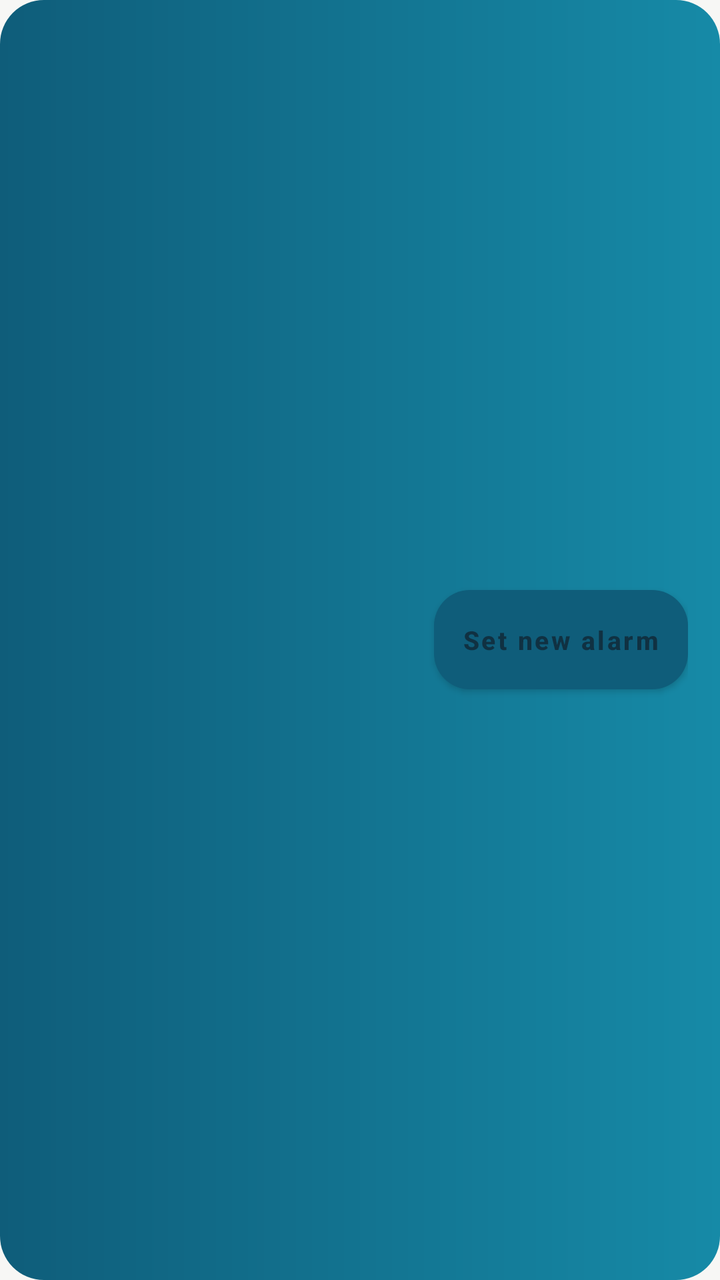
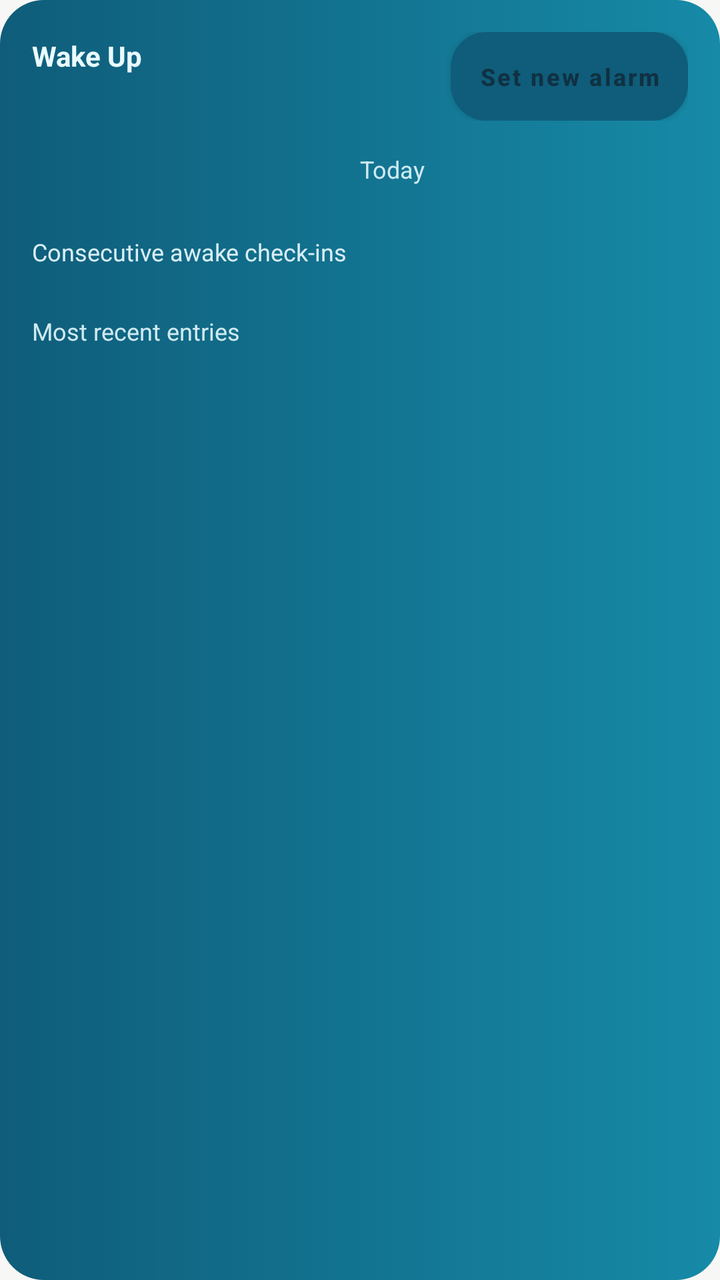

Screens rendered from an Android XML layout before and after an edit, with the pre-edit source and the edit as a unified diff.
<!-- AndroidManifest.xml: application theme Theme.Fixd -->
<!-- res/layout/widget_wake_streak.xml -->
<?xml version="1.0" encoding="utf-8"?>
<LinearLayout xmlns:android="http://schemas.android.com/apk/res/android"
    android:id="@+id/widgetRoot"
    android:layout_width="match_parent"
    android:layout_height="match_parent"
    android:background="@drawable/bg_widget_wake_streak"
    android:gravity="center_vertical"
    android:orientation="horizontal"
    android:padding="16dp">

    <LinearLayout
        android:layout_width="0dp"
        android:layout_height="wrap_content"
        android:layout_weight="1"
        android:orientation="vertical">

        <LinearLayout
            android:layout_width="wrap_content"
            android:layout_height="wrap_content"
            android:gravity="center_vertical"
            android:orientation="horizontal">

            <TextView
                android:id="@+id/widgetStreakValue"
                android:layout_width="wrap_content"
                android:layout_height="wrap_content"
                android:textColor="@color/white"
                android:textSize="26sp"
                android:textStyle="bold" />

            <TextView
                android:id="@+id/widgetStatus"
                android:layout_width="wrap_content"
                android:layout_height="wrap_content"
                android:layout_marginStart="10dp"
                android:textSize="22sp"
                android:textStyle="bold"
                android:visibility="invisible" />
        </LinearLayout>

        <TextView
            android:id="@+id/widgetStreakLabel"
            android:layout_width="wrap_content"
            android:layout_height="wrap_content"
            android:layout_marginTop="6dp"
            android:textColor="#D8EEF7"
            android:textSize="13sp" />
    </LinearLayout>

    <Button
        android:id="@+id/widgetCreateAlarmButton"
        android:layout_width="wrap_content"
        android:layout_height="wrap_content"
        android:background="@drawable/bg_widget_button"
        android:minHeight="0dp"
        android:minWidth="0dp"
        android:paddingStart="14dp"
        android:paddingTop="10dp"
        android:paddingEnd="14dp"
        android:paddingBottom="10dp"
        android:text="@string/widget_set_alarm"
        android:textAllCaps="false"
        android:textColor="@color/brand_text"
        android:textSize="13sp"
        android:textStyle="bold" />
</LinearLayout>
<!-- resources referenced by this layout -->
<resources>
  <color name="brand_text">#103142</color>
  <color name="white">#FFFFFFFF</color>
  <!-- drawable bg_widget_button (drawable) -->
  <?xml version="1.0" encoding="utf-8"?>
  <shape xmlns:android="http://schemas.android.com/apk/res/android"
      android:shape="rectangle">
      <corners android:radius="18dp" />
      <solid android:color="#F4FEFC" />
  </shape>
  <!-- drawable bg_widget_wake_streak (drawable) -->
  <?xml version="1.0" encoding="utf-8"?>
  <shape xmlns:android="http://schemas.android.com/apk/res/android"
      android:shape="rectangle">
      <corners android:radius="22dp" />
      <gradient
          android:angle="0"
          android:endColor="@color/brand_gradient_mid"
          android:startColor="@color/brand_primary" />
  </shape>
  <string name="widget_set_alarm">Set new alarm</string>
  <style name="Theme.Fixd" parent="Theme.MaterialComponents.DayNight.NoActionBar">
          <item name="colorPrimary">@color/brand_primary</item>
          <item name="colorPrimaryVariant">@color/brand_primary_dark</item>
          <item name="colorOnPrimary">@color/white</item>
          <item name="colorSecondary">@color/brand_secondary</item>
          <item name="colorSecondaryVariant">@color/brand_secondary</item>
          <item name="colorOnSecondary">@color/white</item>
          <item name="gradientMidColor">@color/brand_gradient_mid</item>
          <item name="colorSurface">@color/brand_surface</item>
          <item name="colorOnSurface">@color/brand_text</item>
          <item name="android:windowBackground">@color/brand_surface</item>
          <item name="android:statusBarColor">@color/brand_card</item>
          <item name="android:windowLightStatusBar">true</item>
          <item name="android:navigationBarColor">@color/brand_card</item>
          <item name="colorControlHighlight">@color/transparent</item>
          <item name="android:colorControlHighlight">@color/transparent</item>
          <item name="materialButtonStyle">@style/Widget.Fixd.Button</item>
          <item name="editTextStyle">@style/Widget.Fixd.TextInputEditText</item>
          <item name="textInputStyle">@style/Widget.Fixd.TextInputLayout</item>
      </style>
  <color name="brand_gradient_mid">#168AA7</color>
  <color name="brand_primary">#0F5D7A</color>
  <color name="brand_primary_dark">#083C54</color>
  <color name="brand_secondary">#2F8FCE</color>
  <color name="brand_surface">#F7F7F5</color>
  <color name="brand_card">#FFFFFFFF</color>
  <color name="transparent">#00000000</color>
  <style name="Widget.Fixd.Button" parent="Widget.MaterialComponents.Button">
          <item name="cornerRadius">16dp</item>
          <item name="android:textAllCaps">false</item>
          <item name="rippleColor">@color/transparent</item>
      </style>
  <style name="Widget.Fixd.TextInputEditText" parent="Widget.MaterialComponents.TextInputEditText.OutlinedBox">
          <item name="android:textColor">@color/brand_text</item>
          <item name="android:textColorHint">@color/brand_text_muted</item>
          <item name="android:textCursorDrawable">@null</item>
      </style>
  <style name="Widget.Fixd.TextInputLayout" parent="Widget.MaterialComponents.TextInputLayout.OutlinedBox">
          <item name="boxBackgroundColor">@color/brand_card</item>
          <item name="boxStrokeColor">@color/brand_accent</item>
          <item name="boxCornerRadiusTopStart">18dp</item>
          <item name="boxCornerRadiusTopEnd">18dp</item>
          <item name="boxCornerRadiusBottomStart">18dp</item>
          <item name="boxCornerRadiusBottomEnd">18dp</item>
          <item name="hintTextColor">@color/brand_text_muted</item>
          <item name="android:textColorHint">@color/brand_text_muted</item>
      </style>
  <color name="brand_text_muted">#5F7D88</color>
  <color name="brand_accent">#79BFF0</color>
</resources>

<!-- the commit's change to res/layout/widget_wake_streak.xml (unified diff, before → after) -->
@@ -4,63 +4,145 @@
     android:layout_width="match_parent"
     android:layout_height="match_parent"
     android:background="@drawable/bg_widget_wake_streak"
-    android:gravity="center_vertical"
-    android:orientation="horizontal"
+    android:orientation="vertical"
     android:padding="16dp">
 
     <LinearLayout
-        android:layout_width="0dp"
+        android:layout_width="match_parent"
         android:layout_height="wrap_content"
-        android:layout_weight="1"
-        android:orientation="vertical">
+        android:gravity="center_vertical"
+        android:orientation="horizontal">
 
         <LinearLayout
+            android:layout_width="0dp"
+            android:layout_height="wrap_content"
+            android:layout_weight="1"
+            android:orientation="vertical">
+
+            <TextView
+                android:id="@+id/widgetTitle"
+                android:layout_width="wrap_content"
+                android:layout_height="wrap_content"
+                android:text="@string/problem_wake_up"
+                android:textColor="#EAFBFF"
+                android:textSize="14sp"
+                android:textStyle="bold" />
+
+            <TextView
+                android:id="@+id/widgetStreakLabel"
+                android:layout_width="wrap_content"
+                android:layout_height="wrap_content"
+                android:layout_marginTop="4dp"
+                android:textColor="#CFEAF1"
+                android:textSize="12sp" />
+        </LinearLayout>
+
+        <Button
+            android:id="@+id/widgetCreateAlarmButton"
             android:layout_width="wrap_content"
             android:layout_height="wrap_content"
-            android:gravity="center_vertical"
-            android:orientation="horizontal">
+            android:background="@drawable/bg_widget_button"
+            android:minHeight="0dp"
+            android:minWidth="0dp"
+            android:paddingStart="14dp"
+            android:paddingTop="8dp"
+            android:paddingEnd="14dp"
+            android:paddingBottom="8dp"
+            android:text="@string/widget_set_alarm"
+            android:textAllCaps="false"
+            android:textColor="@color/brand_text"
+            android:textSize="12sp"
+            android:textStyle="bold" />
+    </LinearLayout>
+
+    <LinearLayout
+        android:layout_width="match_parent"
+        android:layout_height="wrap_content"
+        android:layout_marginTop="16dp"
+        android:orientation="horizontal">
+
+        <LinearLayout
+            android:layout_width="0dp"
+            android:layout_height="wrap_content"
+            android:layout_weight="1"
+            android:orientation="vertical">
 
             <TextView
                 android:id="@+id/widgetStreakValue"
                 android:layout_width="wrap_content"
                 android:layout_height="wrap_content"
                 android:textColor="@color/white"
-                android:textSize="26sp"
+                android:textSize="28sp"
                 android:textStyle="bold" />
+
+            <TextView
+                android:id="@+id/widgetStreakCaption"
+                android:layout_width="wrap_content"
+                android:layout_height="wrap_content"
+                android:layout_marginTop="4dp"
+                android:text="@string/widget_streak_caption"
+                android:textColor="#D8EEF7"
+                android:textSize="12sp" />
+        </LinearLayout>
+
+        <LinearLayout
+            android:layout_width="0dp"
+            android:layout_height="wrap_content"
+            android:layout_weight="1"
+            android:orientation="vertical">
+
+            <TextView
+                android:id="@+id/widgetTodayLabel"
+                android:layout_width="wrap_content"
+                android:layout_height="wrap_content"
+                android:text="@string/widget_today_label"
+                android:textColor="#CFEAF1"
+                android:textSize="12sp" />
 
             <TextView
                 android:id="@+id/widgetStatus"
                 android:layout_width="wrap_content"
                 android:layout_height="wrap_content"
-                android:layout_marginStart="10dp"
-                android:textSize="22sp"
-                android:textStyle="bold"
-                android:visibility="invisible" />
+                android:layout_marginTop="4dp"
+                android:textColor="@color/white"
+                android:textSize="18sp"
+                android:textStyle="bold" />
+
+            <TextView
+                android:id="@+id/widgetStatusDetail"
+                android:layout_width="wrap_content"
+                android:layout_height="wrap_content"
+                android:layout_marginTop="4dp"
+                android:textColor="#D8EEF7"
+                android:textSize="12sp" />
         </LinearLayout>
-
-        <TextView
-            android:id="@+id/widgetStreakLabel"
-            android:layout_width="wrap_content"
-            android:layout_height="wrap_content"
-            android:layout_marginTop="6dp"
-            android:textColor="#D8EEF7"
-            android:textSize="13sp" />
     </LinearLayout>
 
-    <Button
-        android:id="@+id/widgetCreateAlarmButton"
+    <TextView
+        android:id="@+id/widgetRecentLabel"
         android:layout_width="wrap_content"
         android:layout_height="wrap_content"
-        android:background="@drawable/bg_widget_button"
-        android:minHeight="0dp"
-        android:minWidth="0dp"
-        android:paddingStart="14dp"
-        android:paddingTop="10dp"
-        android:paddingEnd="14dp"
-        android:paddingBottom="10dp"
-        android:text="@string/widget_set_alarm"
-        android:textAllCaps="false"
-        android:textColor="@color/brand_text"
+        android:layout_marginTop="16dp"
+        android:text="@string/widget_recent_label"
+        android:textColor="#CFEAF1"
+        android:textSize="12sp" />
+
+    <TextView
+        android:id="@+id/widgetRecentPrimary"
+        android:layout_width="match_parent"
+        android:layout_height="wrap_content"
+        android:layout_marginTop="6dp"
+        android:maxLines="1"
+        android:textColor="@color/white"
         android:textSize="13sp"
         android:textStyle="bold" />
+
+    <TextView
+        android:id="@+id/widgetRecentSecondary"
+        android:layout_width="match_parent"
+        android:layout_height="wrap_content"
+        android:layout_marginTop="4dp"
+        android:maxLines="1"
+        android:textColor="#D8EEF7"
+        android:textSize="12sp" />
 </LinearLayout>
<!-- resource entries referenced after the edit -->
@@ -19,7 +19,11 @@
           android:endColor="@color/brand_gradient_mid"
           android:startColor="@color/brand_primary" />
   </shape>
+  <string name="problem_wake_up">Wake Up</string>
+  <string name="widget_recent_label">Most recent entries</string>
   <string name="widget_set_alarm">Set new alarm</string>
+  <string name="widget_streak_caption">Consecutive awake check-ins</string>
+  <string name="widget_today_label">Today</string>
   <style name="Theme.Fixd" parent="Theme.MaterialComponents.DayNight.NoActionBar">
           <item name="colorPrimary">@color/brand_primary</item>
           <item name="colorPrimaryVariant">@color/brand_primary_dark</item>
